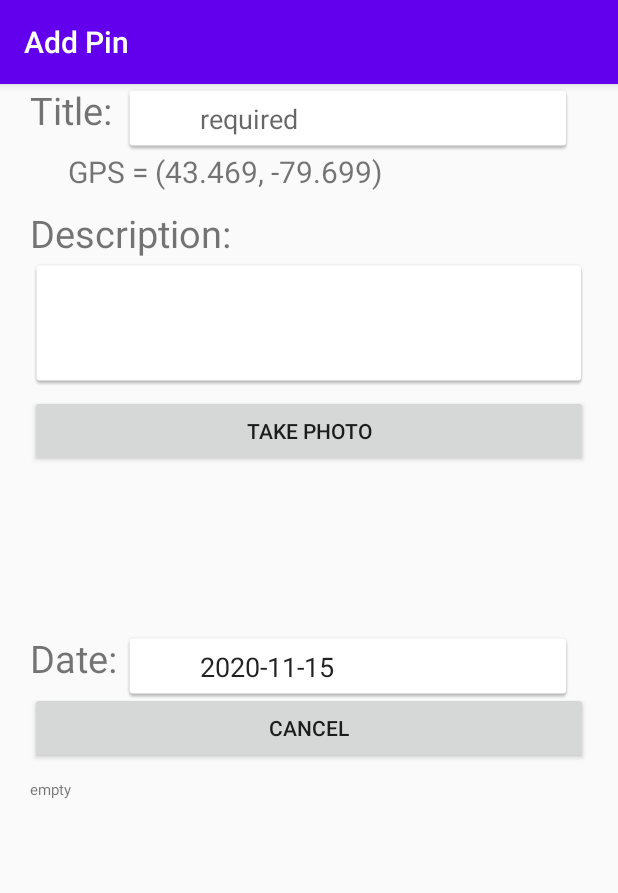
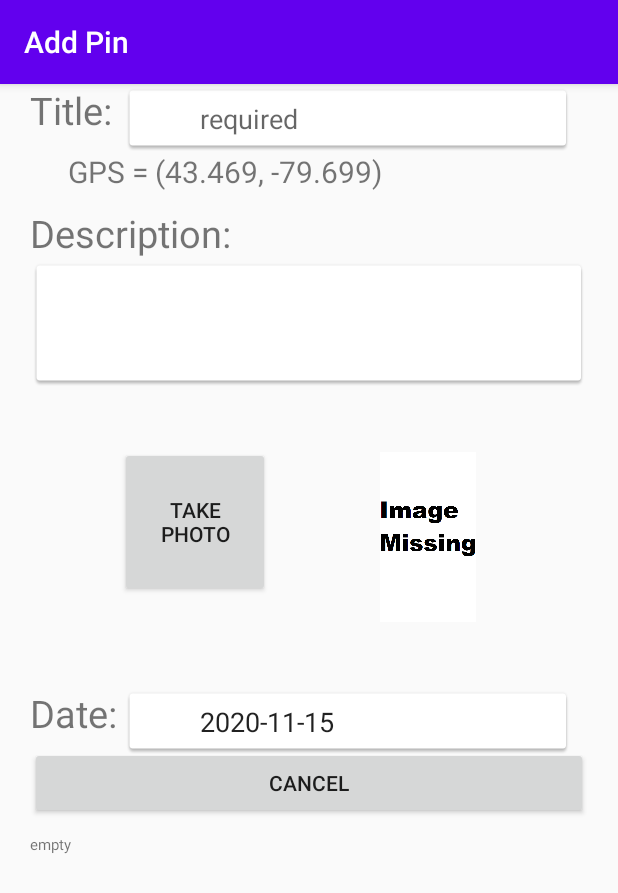
Before and after one commit to J-Way/StarrWay_AndroidFinalProject, an Android app: the screen it shows after launch (AddPinActivity), on a phone screen of 412 x 824 dp. Shown: the top 893 px of the screen. Run offline under Robolectric (Android 15) with nearby library versions, the phone set to English and light mode, and no system bars.

Commit message:
empty_image_added
Image added to form to indicate no photo taken

```diff
--- a/app/src/main/res/layout/form_view.xml
+++ b/app/src/main/res/layout/form_view.xml
@@ -53,20 +53,22 @@
         android:layout_below="@+id/tvDescription" />
     <Button
         android:id="@+id/btnCamera"
-        android:layout_width="match_parent"
-        android:layout_height="wrap_content"
-        android:layout_marginTop="5dp"
-        android:layout_centerHorizontal="true"
+        android:layout_width="100dp"
+        android:layout_height="100dp"
+        android:layout_marginTop="40dp"
+        android:layout_marginLeft="60dp"
+        android:layout_alignParentLeft="true"
         android:text="Take Photo"
         android:layout_below="@+id/etDescription" />
     <ImageView
         android:id="@+id/imgPath"
-        android:layout_below="@id/btnCamera"
-        android:layout_width="match_parent"
-        android:layout_height="100dp"
-        android:layout_marginTop="10dp"
+        android:layout_below="@+id/etDescription"
+        android:layout_width="113dp"
         android:rotation="90"
-        android:layout_centerHorizontal="true" />
+        android:layout_height="200dp"
+        android:layout_marginRight="50dp"
+        android:layout_alignParentRight="true"
+        android:src="@drawable/empty"/>
     <TextView
         android:id="@+id/tvDate"
         android:layout_width="match_parent"
```
Also changed, not shown: app/src/main/res/drawable/empty.png (added).
